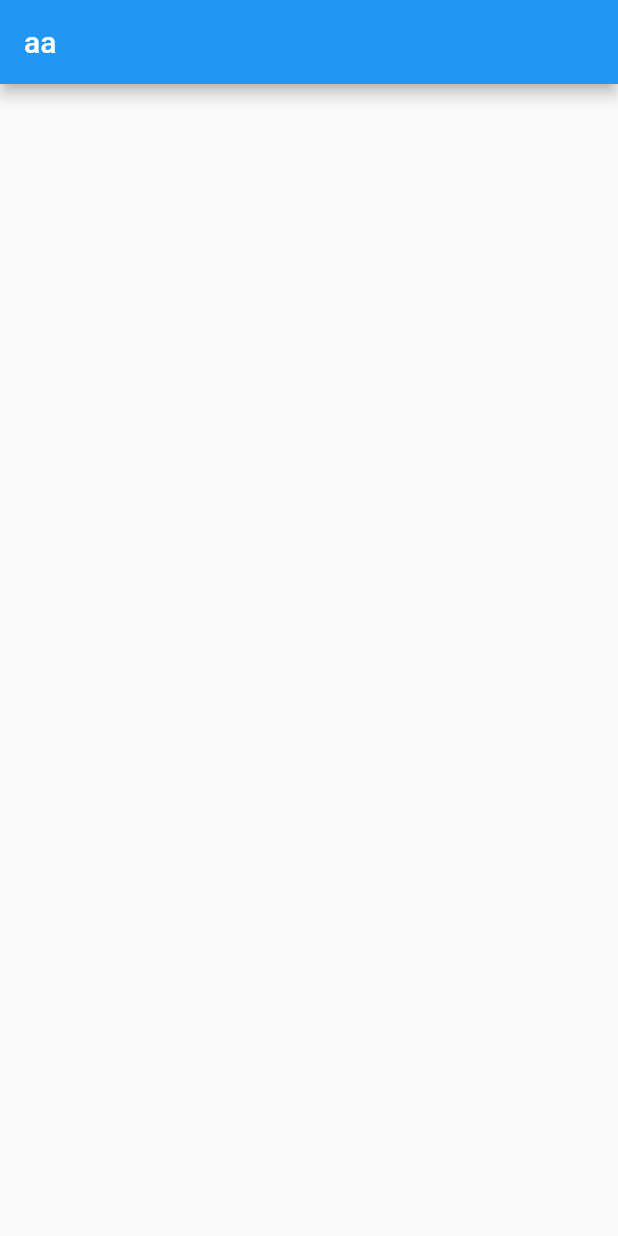
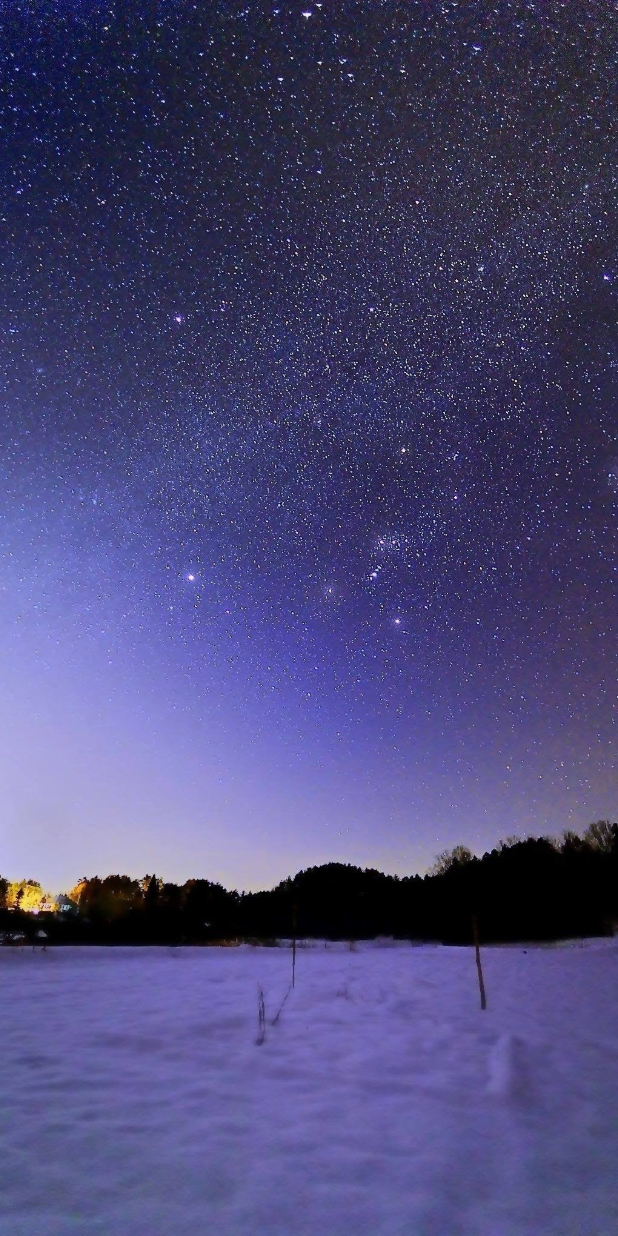
Before and after one commit to Hiroaki-hey-jude/pomodolo, a Flutter app: the screen it shows after launch, on a phone screen of 412 x 824 dp. Run offline on Flutter 3.47's test engine with Material 2 defaults, Android fonts, the phone set to English and light mode, and no system bars; our stand-ins replace firebase_core; accounts and stored records are empty.

Commit message:
背景を変更

```diff
--- a/lib/main.dart
+++ b/lib/main.dart
@@ -1,5 +1,6 @@
 import 'package:firebase_core/firebase_core.dart';
 import 'package:flutter/material.dart';
+import 'package:pomodolo/screen/home_screen.dart';
 
 void main() async {
   WidgetsFlutterBinding.ensureInitialized();
@@ -13,11 +14,9 @@ class MyApp extends StatelessWidget {
   @override
   Widget build(BuildContext context) {
     return MaterialApp(
+      debugShowCheckedModeBanner: false,
       home: Scaffold(
-        appBar: AppBar(
-          title: Text('aa'),
-        ),
-        body: Container(),
+        body: HomeScreen(),
       ),
     );
   }
--- /dev/null
+++ b/lib/screen/home_screen.dart
@@ -0,0 +1,38 @@
+import 'package:flutter/material.dart';
+
+class HomeScreen extends StatefulWidget {
+  const HomeScreen({super.key});
+
+  @override
+  State<HomeScreen> createState() => _HomeScreenState();
+}
+
+class _HomeScreenState extends State<HomeScreen> {
+  @override
+  Widget build(BuildContext context) {
+    return Scaffold(
+      body: Container(
+        child: Stack(
+          children: [
+            Container(
+              decoration: BoxDecoration(
+                color: Colors.black,
+                image: DecorationImage(
+                  image: AssetImage('assets/background.JPG'),
+                  fit: BoxFit.cover,
+                ),
+              ),
+            ),
+            SafeArea(
+              child: SingleChildScrollView(
+                child: Column(
+                  children: [],
+                ),
+              ),
+            ),
+          ],
+        ),
+      ),
+    );
+  }
+}
```
Also changed, not shown: assets/background.JPG (added).
